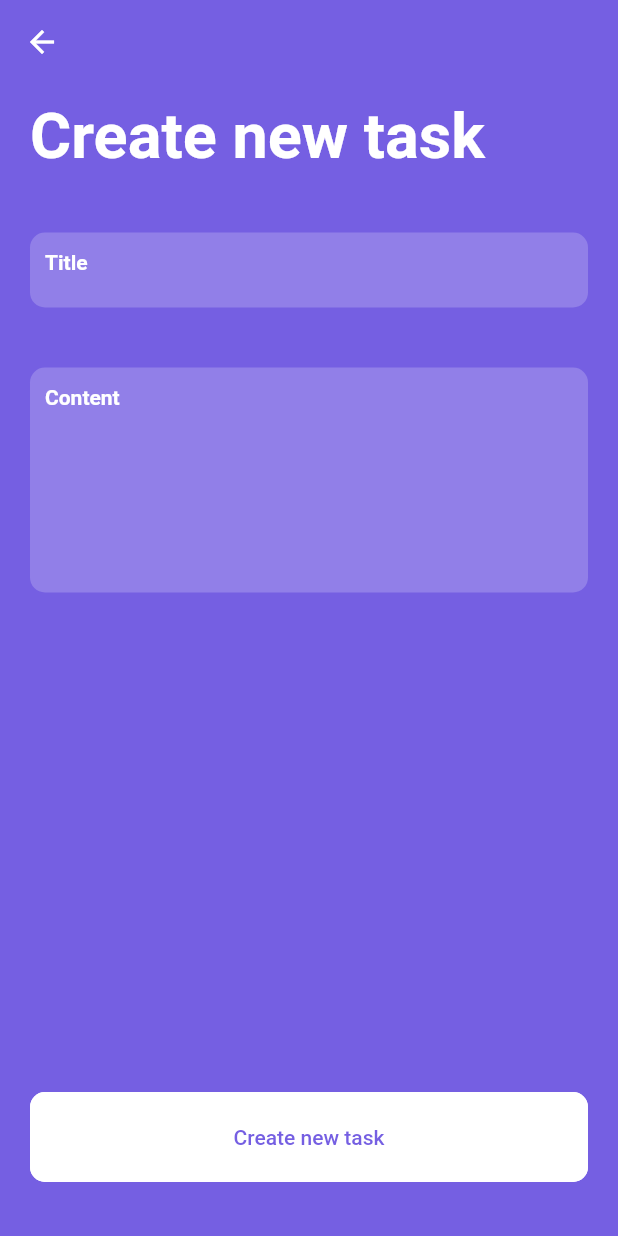
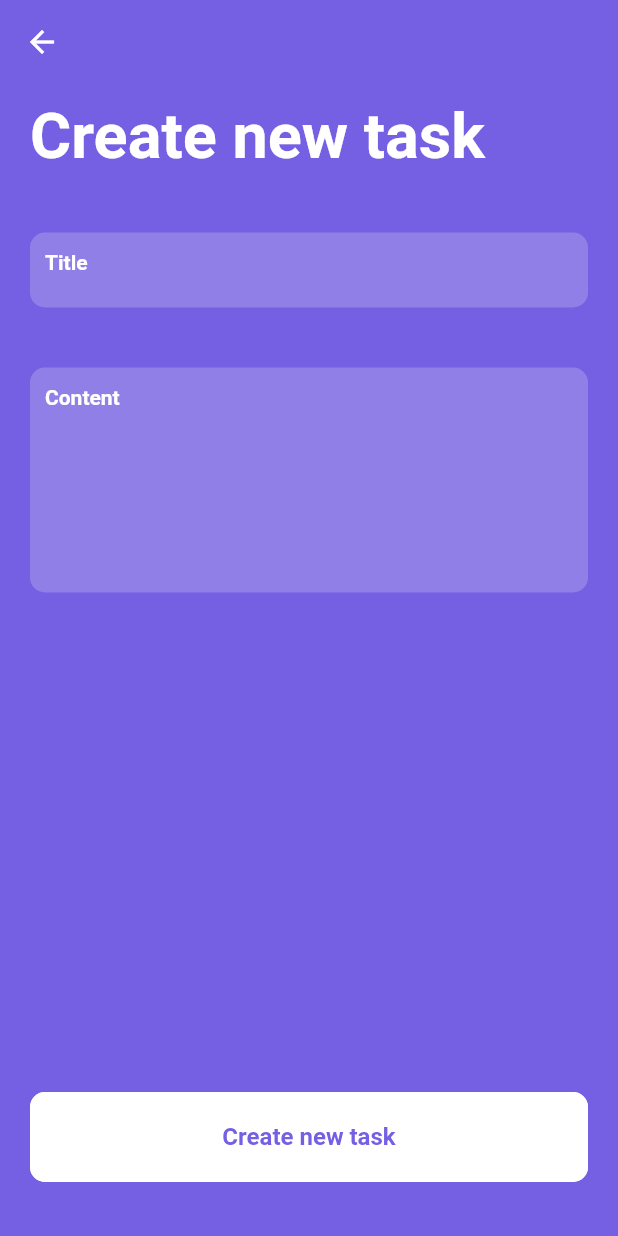
Before and after one commit to caiovini64/taskee, a Flutter app: the NewTaskPage screen opened directly, on a phone screen of 412 x 824 dp. Run offline on Flutter 3.47's test engine with Material 2 defaults, Android fonts, the phone set to English and light mode, and no system bars; our stand-ins replace bloc, dartz, device_preview, equatable, flutter_bloc, localstorage; statements that could not run were skipped.

Commit message:
update fontSize

```diff
--- a/lib/ui/components/app_theme.dart
+++ b/lib/ui/components/app_theme.dart
@@ -22,17 +22,17 @@ class AppTheme {
         headline3: TextStyle(
           color: backgroundColor,
           fontWeight: FontWeight.bold,
-          fontSize: widthScreen < 480 ? 18 : 30,
+          fontSize: widthScreen < 480 ? 18 : 24,
         ),
         headline4: TextStyle(
           color: Colors.white,
           fontWeight: FontWeight.bold,
-          fontSize: widthScreen < 480 ? 16 : 28,
+          fontSize: widthScreen < 480 ? 16 : 24,
         ),
         bodyText1: TextStyle(
           color: Colors.white,
           fontWeight: FontWeight.bold,
-          fontSize: widthScreen < 480 ? 14 : 26,
+          fontSize: widthScreen < 480 ? 14 : 22,
         ),
         bodyText2: TextStyle(
           color: Colors.white,
--- a/lib/ui/pages/new_task/new_task_page.dart
+++ b/lib/ui/pages/new_task/new_task_page.dart
@@ -1,6 +1,7 @@
 import 'package:flutter/material.dart';
 import 'package:flutter_bloc/flutter_bloc.dart';
 import 'package:new_taskee/presentation/presenters/cubit/cubit_new_task_presenter.dart';
+import 'package:new_taskee/ui/components/app_theme.dart';
 import 'package:new_taskee/ui/pages/new_task/components/content_input.dart';
 import 'package:new_taskee/ui/pages/new_task/components/create_task_button_widget.dart';
 import 'package:new_taskee/ui/pages/new_task/components/task_input.dart';
@@ -42,7 +43,13 @@ class NewTaskPage extends StatelessWidget {
           padding: const EdgeInsets.all(20.0),
           child: CreateTaskButtonWidget.principal(
             onPressed: () {},
-            child: const Text('Create new task'),
+            child: Text(
+              'Create new task',
+              style: Theme.of(context)
+                  .textTheme
+                  .headline4!
+                  .copyWith(color: primaryColor),
+            ),
           ),
         ),
       ),
```
